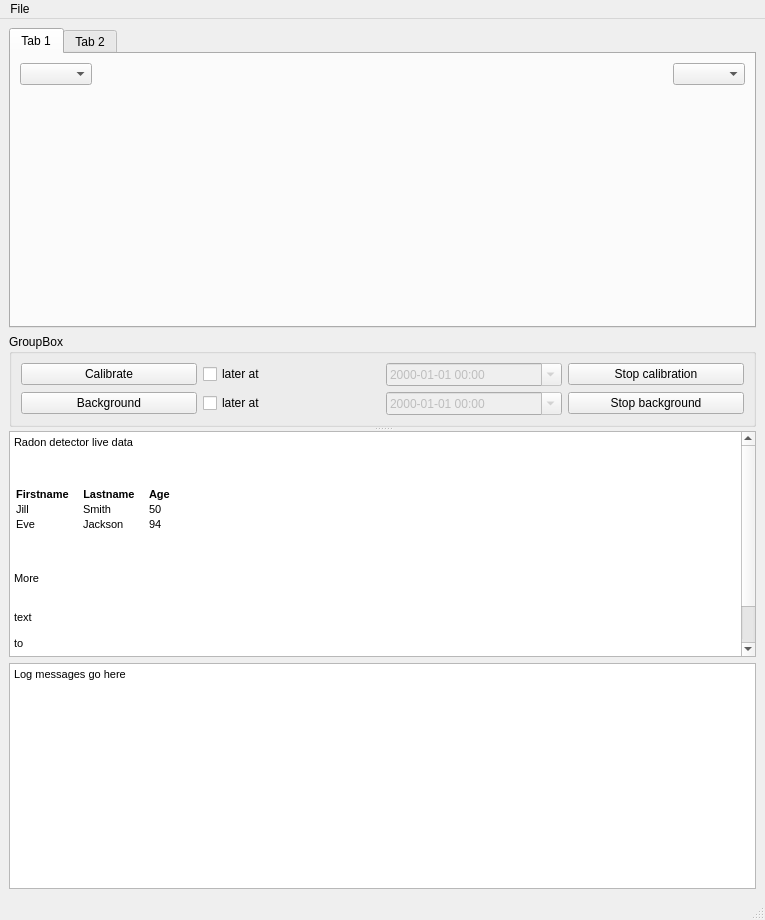
Qt form ui/main_window.ui (anstoradonlab/radon-monitor-gui) before a commit.
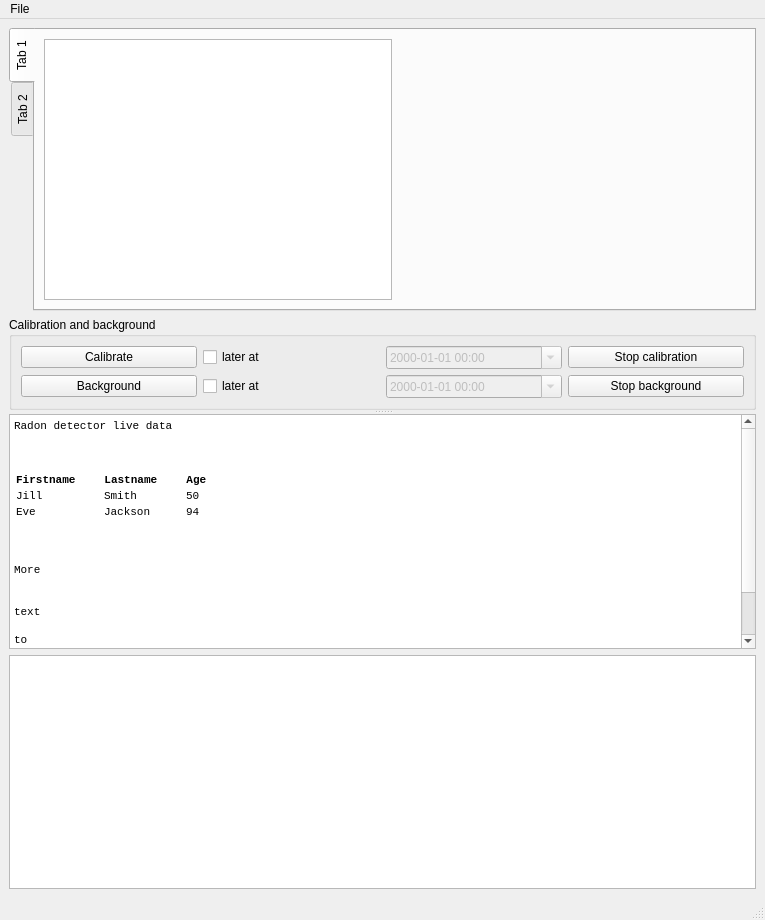
The same form after that commit. The open tabs and pages were chosen to show the change. Custom widgets are drawn as their Qt base class.

Commit message: Add log message to main window

What changed in the file:
```diff
--- a/ui/main_window.ui
+++ b/ui/main_window.ui
@@ -27,6 +27,9 @@
           <property name="enabled">
            <bool>true</bool>
           </property>
+          <property name="tabPosition">
+           <enum>QTabWidget::West</enum>
+          </property>
           <property name="currentIndex">
            <number>1</number>
           </property>
@@ -34,27 +37,11 @@
            <attribute name="title">
             <string>Tab 1</string>
            </attribute>
-           <layout class="QGridLayout" name="gridLayout">
-            <item row="0" column="0">
-             <widget class="QComboBox" name="comboBox"/>
+           <layout class="QHBoxLayout" name="horizontalLayout_2">
+            <item>
+             <widget class="QTableView" name="pastDataTableView"/>
             </item>
-            <item row="0" column="1">
-             <spacer name="horizontalSpacer">
-              <property name="orientation">
-               <enum>Qt::Horizontal</enum>
-              </property>
-              <property name="sizeHint" stdset="0">
-               <size>
-                <width>320</width>
-                <height>20</height>
-               </size>
-              </property>
-             </spacer>
-            </item>
-            <item row="0" column="2">
-             <widget class="QComboBox" name="comboBox_2"/>
-            </item>
-            <item row="1" column="0" colspan="3">
+            <item>
              <widget class="PlotWidget" name="graph_widget" native="true">
               <property name="sizePolicy">
                <sizepolicy hsizetype="Expanding" vsizetype="Expanding">
@@ -70,18 +57,14 @@
            <attribute name="title">
             <string>Tab 2</string>
            </attribute>
-           <layout class="QHBoxLayout" name="horizontalLayout">
-            <item>
-             <widget class="QTableView" name="pastDataTableView"/>
-            </item>
-           </layout>
+           <layout class="QHBoxLayout" name="horizontalLayout"/>
           </widget>
          </widget>
         </item>
         <item>
          <widget class="QGroupBox" name="groupBox">
           <property name="title">
-           <string>GroupBox</string>
+           <string>Calibration and background</string>
           </property>
           <layout class="QGridLayout" name="gridLayout_2">
            <item row="1" column="2">
@@ -161,11 +144,16 @@
        <layout class="QVBoxLayout" name="verticalLayout">
         <item>
          <widget class="QTextEdit" name="livedataArea">
+          <property name="font">
+           <font>
+            <family>Monospace</family>
+           </font>
+          </property>
           <property name="html">
            <string>&lt;!DOCTYPE HTML PUBLIC &quot;-//W3C//DTD HTML 4.0//EN&quot; &quot;http://www.w3.org/TR/REC-html40/strict.dtd&quot;&gt;
 &lt;html&gt;&lt;head&gt;&lt;meta name=&quot;qrichtext&quot; content=&quot;1&quot; /&gt;&lt;style type=&quot;text/css&quot;&gt;
 p, li { white-space: pre-wrap; }
-&lt;/style&gt;&lt;/head&gt;&lt;body style=&quot; font-family:'Sans Serif'; font-size:9pt; font-weight:400; font-style:normal;&quot;&gt;
+&lt;/style&gt;&lt;/head&gt;&lt;body style=&quot; font-family:'Monospace'; font-size:9pt; font-weight:400; font-style:normal;&quot;&gt;
 &lt;p style=&quot; margin-top:12px; margin-bottom:12px; margin-left:0px; margin-right:0px; -qt-block-indent:0; text-indent:0px;&quot;&gt;&lt;span style=&quot; font-family:'MS Shell Dlg 2'; font-size:8pt;&quot;&gt;Radon detector live data&lt;/span&gt;&lt;/p&gt;
 &lt;p style=&quot;-qt-paragraph-type:empty; margin-top:12px; margin-bottom:12px; margin-left:0px; margin-right:0px; -qt-block-indent:0; text-indent:0px; font-family:'MS Shell Dlg 2'; font-size:8pt;&quot;&gt;&lt;br /&gt;&lt;/p&gt;
 &lt;p style=&quot;-qt-paragraph-type:empty; margin-top:12px; margin-bottom:12px; margin-left:0px; margin-right:0px; -qt-block-indent:0; text-indent:0px; font-family:'MS Shell Dlg 2'; font-size:8pt;&quot;&gt;&lt;br /&gt;&lt;/p&gt;
@@ -211,18 +199,11 @@
          </widget>
         </item>
         <item>
-         <widget class="QTextEdit" name="logArea">
-          <property name="html">
-           <string>&lt;!DOCTYPE HTML PUBLIC &quot;-//W3C//DTD HTML 4.0//EN&quot; &quot;http://www.w3.org/TR/REC-html40/strict.dtd&quot;&gt;
-&lt;html&gt;&lt;head&gt;&lt;meta name=&quot;qrichtext&quot; content=&quot;1&quot; /&gt;&lt;style type=&quot;text/css&quot;&gt;
-p, li { white-space: pre-wrap; }
-&lt;/style&gt;&lt;/head&gt;&lt;body style=&quot; font-family:'Sans Serif'; font-size:9pt; font-weight:400; font-style:normal;&quot;&gt;
-&lt;p style=&quot; margin-top:0px; margin-bottom:0px; margin-left:0px; margin-right:0px; -qt-block-indent:0; text-indent:0px;&quot;&gt;&lt;span style=&quot; font-family:'MS Shell Dlg 2'; font-size:8.25pt;&quot;&gt;Log messages go here&lt;/span&gt;&lt;/p&gt;
-&lt;p style=&quot;-qt-paragraph-type:empty; margin-top:0px; margin-bottom:0px; margin-left:0px; margin-right:0px; -qt-block-indent:0; text-indent:0px; font-family:'MS Shell Dlg 2'; font-size:8.25pt;&quot;&gt;&lt;br /&gt;&lt;/p&gt;
-&lt;p style=&quot;-qt-paragraph-type:empty; margin-top:0px; margin-bottom:0px; margin-left:0px; margin-right:0px; -qt-block-indent:0; text-indent:0px; font-family:'MS Shell Dlg 2'; font-size:8.25pt;&quot;&gt;&lt;br /&gt;&lt;/p&gt;&lt;/body&gt;&lt;/html&gt;</string>
-          </property>
-          <property name="textInteractionFlags">
-           <set>Qt::TextSelectableByKeyboard|Qt::TextSelectableByMouse</set>
+         <widget class="QPlainTextEdit" name="logArea">
+          <property name="font">
+           <font>
+            <family>Monospace</family>
+           </font>
           </property>
          </widget>
         </item>
```
Left out of the diff: 2 changed lines with no effect on the pictures. The commit also changes 7 other files.
